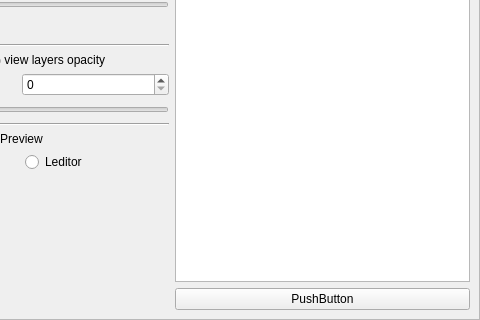
The window that ui/uifiles/settings/geo.ui (timofey260/RWE-Sharp) describes before a commit, drawn with Qt 5; both pictures show x 136 to 616 and y 162 to 482 of the 616 by 482 pixel window.
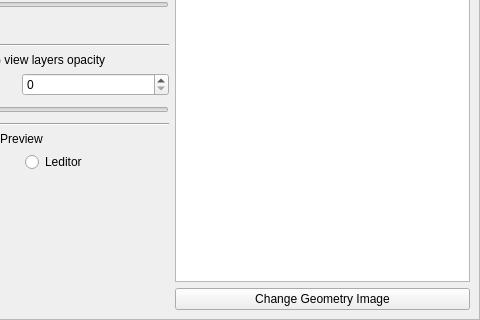
The same window after the commit. Custom widgets are drawn as their Qt base class.

```diff
--- a/ui/uifiles/settings/geo.ui
+++ b/ui/uifiles/settings/geo.ui
@@ -47,7 +47,7 @@
        <item row="1" column="1">
         <widget class="QPushButton" name="pushButton">
          <property name="text">
-          <string>PushButton</string>
+          <string>Change Geometry Image</string>
          </property>
         </widget>
        </item>
```
Left out of the diff: 2 changed lines with no effect on the pictures.
